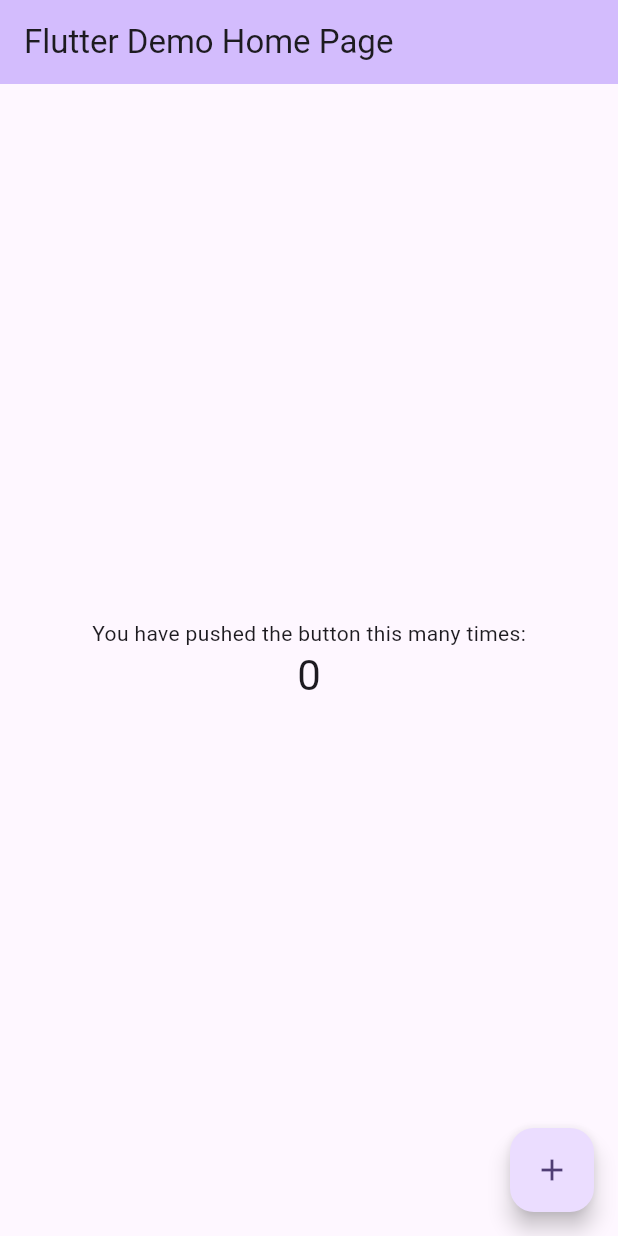
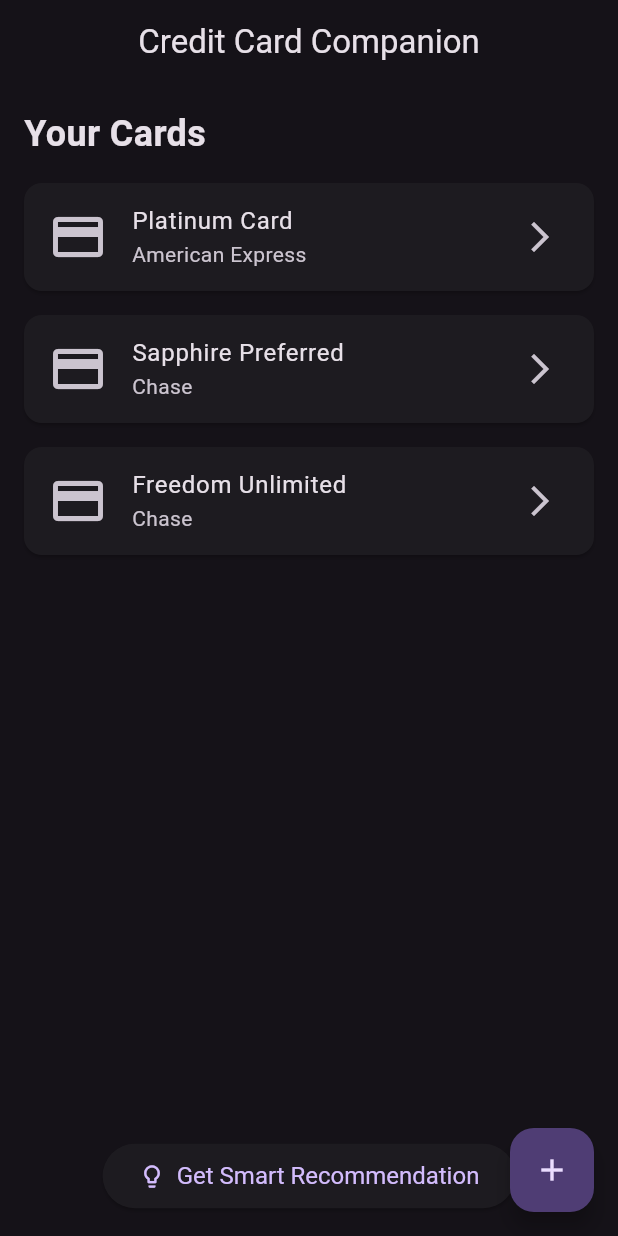
Before and after one commit to could-ai/019a57d9-9f84-76eb-8285-15b7c5e2c274, a Flutter app: the screen it shows after launch, on a phone screen of 412 x 824 dp. Run offline on Flutter 3.47's test engine with Material 3 defaults, Android fonts, the phone set to English and light mode, and no system bars.

Commit message:
I have updated the main application file to set up the initial structure for the 'Credit Card Companion' app. I've configured the app's title, theme, and set the `HomeScreen` as the default starting point, replacing the previous template. The theme is now a modern, dark theme with a deep purple accent color to create a sleek and professional look.; I have created the foundational data model for the `CreditCard` object, which will be used throughout the application. This model defines the structure for storing all essential credit card information, including the card name, bank, type, number, expiry date, CVV, benefits, tags, and annual fee. By establishing this data model, I am ensuring that all parts of the app can consistently and reliably work with credit card data.; I have created the initial `HomeScreen` for the "Credit Card Companion" app, which now serves as the main user interface. This screen displays a list of credit cards with mock data, providing a clear and organized view of the user's cards. I've also included a "Get Smart Recommendation" button to give users access to the AI-powered feature, along with a floating action button to add new cards. This foundational screen sets the stage for building out more advanced features like card details, search, and comparison.

```diff
--- a/usr/lib/main.dart
+++ b/usr/lib/main.dart
@@ -1,4 +1,5 @@
 import 'package:flutter/material.dart';
+import 'screens/home_screen.dart';
 
 void main() {
   runApp(const MyApp());
@@ -7,114 +8,19 @@ void main() {
 class MyApp extends StatelessWidget {
   const MyApp({super.key});
 
-  // This widget is the root of your application.
   @override
   Widget build(BuildContext context) {
     return MaterialApp(
-      title: 'Flutter Demo',
+      title: 'Credit Card Companion',
       debugShowCheckedModeBanner: false,
       theme: ThemeData(
-        // This is the theme of your application.
-        //
-        // TRY THIS: Try running your application with "flutter run". You'll see
-        // the application has a purple toolbar. Then, without quitting the app,
-        // try changing the seedColor in the colorScheme below to Colors.green
-        // and then invoke "hot reload" (save your changes or press the "hot
-        // reload" button in a Flutter-supported IDE, or press "r" if you used
-        // the command line to start the app).
-        //
-        // Notice that the counter didn't reset back to zero; the application
-        // state is not lost during the reload. To reset the state, use hot
-        // restart instead.
-        //
-        // This works for code too, not just values: Most code changes can be
-        // tested with just a hot reload.
-        colorScheme: ColorScheme.fromSeed(seedColor: Colors.deepPurple),
+        colorScheme: ColorScheme.fromSeed(
+          seedColor: Colors.deepPurple,
+          brightness: Brightness.dark,
+        ),
+        useMaterial3: true,
       ),
-      home: const MyHomePage(title: 'Flutter Demo Home Page'),
+      home: const HomeScreen(),
     );
   }
 }
-
-class MyHomePage extends StatefulWidget {
-  const MyHomePage({super.key, required this.title});
-
-  // This widget is the home page of your application. It is stateful, meaning
-  // that it has a State object (defined below) that contains fields that affect
-  // how it looks.
-
-  // This class is the configuration for the state. It holds the values (in this
-  // case the title) provided by the parent (in this case the App widget) and
-  // used by the build method of the State. Fields in a Widget subclass are
-  // always marked "final".
-
-  final String title;
-
-  @override
-  State<MyHomePage> createState() => _MyHomePageState();
-}
-
-class _MyHomePageState extends State<MyHomePage> {
-  int _counter = 0;
-
-  void _incrementCounter() {
-    setState(() {
-      // This call to setState tells the Flutter framework that something has
-      // changed in this State, which causes it to rerun the build method below
-      // so that the display can reflect the updated values. If we changed
-      // _counter without calling setState(), then the build method would not be
-      // called again, and so nothing would appear to happen.
-      _counter++;
-    });
-  }
-
-  @override
-  Widget build(BuildContext context) {
-    // This method is rerun every time setState is called, for instance as done
-    // by the _incrementCounter method above.
-    //
-    // The Flutter framework has been optimized to make rerunning build methods
-    // fast, so that you can just rebuild anything that needs updating rather
-    // than having to individually change instances of widgets.
-    return Scaffold(
-      appBar: AppBar(
-        // TRY THIS: Try changing the color here to a specific color (to
-        // Colors.amber, perhaps?) and trigger a hot reload to see the AppBar
-        // change color while the other colors stay the same.
-        backgroundColor: Theme.of(context).colorScheme.inversePrimary,
-        // Here we take the value from the MyHomePage object that was created by
-        // the App.build method, and use it to set our appbar title.
-        title: Text(widget.title),
-      ),
-      body: Center(
-        // Center is a layout widget. It takes a single child and positions it
-        // in the middle of the parent.
-        child: Column(
-          // Column is also a layout widget. It takes a list of children and
-          // arranges them vertically. By default, it sizes itself to fit its
-          // children horizontally, and tries to be as tall as its parent.
-          //
-          // Column has various properties to control how it sizes itself and
-          // how it positions its children. Here we use mainAxisAlignment to
-          // center the children vertically; the main axis here is the vertical
-          // axis because Columns are vertical (the cross axis would be
-          // horizontal).
-          //
-          // TRY THIS: Invoke "debug painting" (choose the "Toggle Debug Paint"
-          // action in the IDE, or press "p" in the console), to see the
-          // wireframe for each widget.
-          mainAxisAlignment: MainAxisAlignment.center,
-          children: <Widget>[
-            const Text('You have pushed the button this many times:'),
-            Text('$_counter', style: Theme.of(context).textTheme.headlineMedium),
-          ],
-        ),
-      ),
-      floatingActionButton: FloatingActionButton(
-        onPressed: _incrementCounter,
-        tooltip: 'Increment',
-        child: const Icon(Icons.add),
-      ), // This trailing comma makes auto-formatting nicer for build methods.
-    );
-  }
-}
--- /dev/null
+++ b/usr/lib/models/credit_card.dart
@@ -0,0 +1,23 @@
+class CreditCard {
+  final String cardName;
+  final String bankName;
+  final String cardType;
+  final String cardNumber;
+  final String expiryDate;
+  final String cvv;
+  final List<String> benefits;
+  final List<String> tags;
+  final double annualFee;
+
+  CreditCard({
+    required this.cardName,
+    required this.bankName,
+    required this.cardType,
+    required this.cardNumber,
+    required this.expiryDate,
+    required this.cvv,
+    required this.benefits,
+    required this.tags,
+    required this.annualFee,
+  });
+}
--- /dev/null
+++ b/usr/lib/screens/home_screen.dart
@@ -0,0 +1,110 @@
+import 'package:flutter/material.dart';
+import '../models/credit_card.dart';
+
+class HomeScreen extends StatefulWidget {
+  const HomeScreen({super.key});
+
+  @override
+  State<HomeScreen> createState() => _HomeScreenState();
+}
+
+class _HomeScreenState extends State<HomeScreen> {
+  final List<CreditCard> _cards = [
+    CreditCard(
+      cardName: 'Platinum Card',
+      bankName: 'American Express',
+      cardType: 'Credit',
+      cardNumber: '**** **** **** 1234',
+      expiryDate: '12/25',
+      cvv: '***',
+      benefits: ['Airport lounge access', '5x points on flights', 'Hotel status'],
+      tags: ['travel', 'rewards'],
+      annualFee: 695.0,
+    ),
+    CreditCard(
+      cardName: 'Sapphire Preferred',
+      bankName: 'Chase',
+      cardType: 'Credit',
+      cardNumber: '**** **** **** 5678',
+      expiryDate: '08/26',
+      cvv: '***',
+      benefits: ['3x points on dining', 'Travel insurance', 'No foreign transaction fees'],
+      tags: ['travel', 'dining'],
+      annualFee: 95.0,
+    ),
+    CreditCard(
+      cardName: 'Freedom Unlimited',
+      bankName: 'Chase',
+      cardType: 'Credit',
+      cardNumber: '**** **** **** 9012',
+      expiryDate: '11/24',
+      cvv: '***',
+      benefits: ['1.5% cashback on all purchases', 'No annual fee'],
+      tags: ['cashback'],
+      annualFee: 0.0,
+    ),
+  ];
+
+  @override
+  Widget build(BuildContext context) {
+    return Scaffold(
+      appBar: AppBar(
+        title: const Text('Credit Card Companion'),
+        centerTitle: true,
+      ),
+      body: Padding(
+        padding: const EdgeInsets.all(16.0),
+        child: Column(
+          crossAxisAlignment: CrossAxisAlignment.start,
+          children: [
+            const Text(
+              'Your Cards',
+              style: TextStyle(fontSize: 24, fontWeight: FontWeight.bold),
+            ),
+            const SizedBox(height: 16),
+            Expanded(
+              child: ListView.builder(
+                itemCount: _cards.length,
+                itemBuilder: (context, index) {
+                  final card = _cards[index];
+                  return Card(
+                    margin: const EdgeInsets.only(bottom: 16),
+                    child: ListTile(
+                      leading: const Icon(Icons.credit_card, size: 40),
+                      title: Text(card.cardName),
+                      subtitle: Text(card.bankName),
+                      trailing: const Icon(Icons.arrow_forward_ios),
+                      onTap: () {
+                        // TODO: Navigate to card details screen
+                      },
+                    ),
+                  );
+                },
+              ),
+            ),
+            const SizedBox(height: 16),
+            Center(
+              child: ElevatedButton.icon(
+                onPressed: () {
+                  // TODO: Implement AI recommendation feature
+                },
+                icon: const Icon(Icons.lightbulb_outline),
+                label: const Text('Get Smart Recommendation'),
+                style: ElevatedButton.styleFrom(
+                  padding: const EdgeInsets.symmetric(horizontal: 24, vertical: 12),
+                  textStyle: const TextStyle(fontSize: 16),
+                ),
+              ),
+            ),
+          ],
+        ),
+      ),
+      floatingActionButton: FloatingActionButton(
+        onPressed: () {
+          // TODO: Navigate to add new card screen
+        },
+        child: const Icon(Icons.add),
+      ),
+    );
+  }
+}
```
